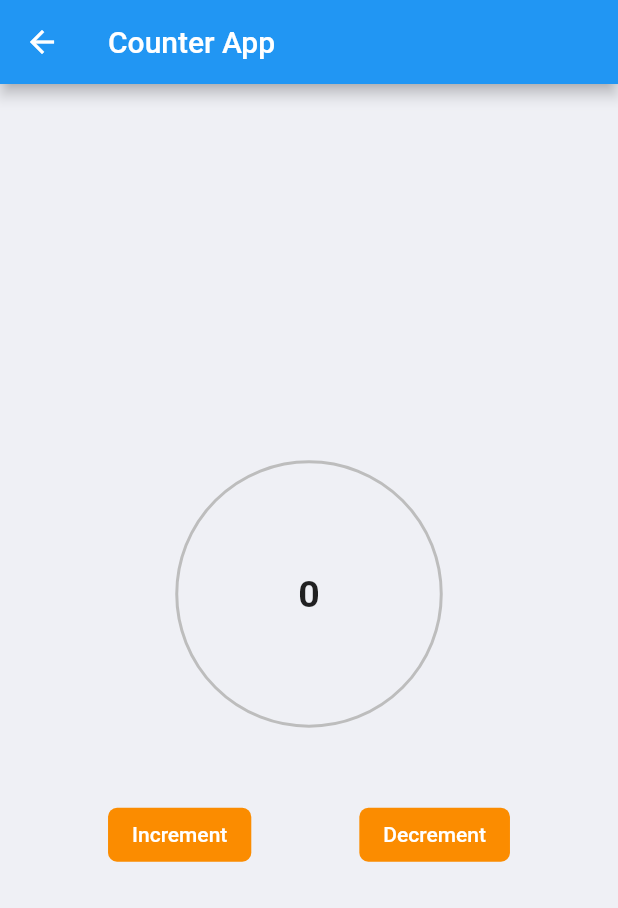
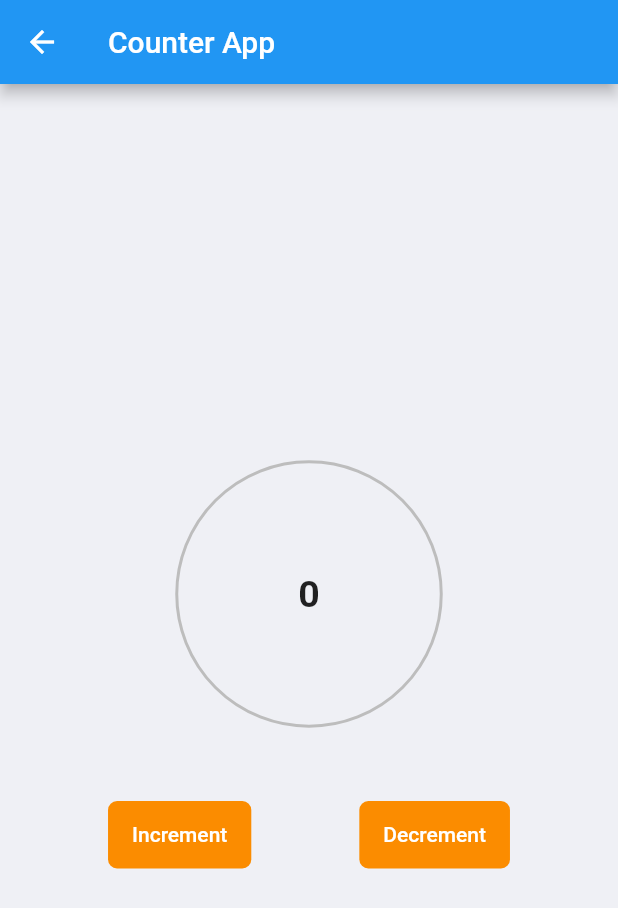
Before and after one commit to Aashish-Dahal/Getx_Demo, a Flutter app: the screen it shows after launch, after a tap on "Counter App", on a phone screen of 412 x 824 dp. Shown: the top 908 px of the screen. Run offline on Flutter 3.47's test engine with Material 2 defaults, Android fonts, the phone set to English and light mode, and no system bars; our stand-ins replace get.

Commit message:
fix: missing properties

```diff
--- a/lib/src/pages/home.dart
+++ b/lib/src/pages/home.dart
@@ -4,6 +4,7 @@ import 'package:flutter/material.dart'
         BuildContext,
         Column,
         EdgeInsets,
+        Padding,
         Scaffold,
         SingleChildScrollView,
         StatelessWidget,
@@ -30,15 +31,30 @@ class HomePage extends StatelessWidget {
             children: [
               ...List.generate(
                   homeData.length,
-                  (index) => CustomListTile(
-                        onTab: () {
-                          Get.toNamed(AppRoutes.CounterPage);
-                        },
-                        title: homeData[index].title,
-                        leading: homeData[index].icon,
+                  (index) => Padding(
+                        padding: const EdgeInsets.symmetric(vertical: 5),
+                        child: CustomListTile(
+                          onTab: () {
+                            switchScreen(index);
+                          },
+                          title: homeData[index].title,
+                          leading: homeData[index].icon,
+                        ),
                       ))
             ],
           ),
         ));
   }
+
+  switchScreen(int index) {
+    switch (index) {
+      case 0:
+        Get.toNamed(AppRoutes.CounterPage);
+        break;
+      case 1:
+        Get.toNamed(AppRoutes.TodoPage);
+        break;
+      default:
+    }
+  }
 }
--- a/lib/src/widgets/atoms/button.dart
+++ b/lib/src/widgets/atoms/button.dart
@@ -14,13 +14,17 @@ import 'package:flutter/material.dart'
 
 class Button extends StatelessWidget {
   final String label;
+  final double? minWidth;
   final VoidCallback onPressed;
-  const Button({Key? key, required this.label, required this.onPressed})
+  const Button(
+      {Key? key, required this.label, required this.onPressed, this.minWidth})
       : super(key: key);
 
   @override
   Widget build(BuildContext context) {
     return MaterialButton(
+      minWidth: minWidth,
+      height: 45,
       shape: RoundedRectangleBorder(borderRadius: BorderRadius.circular(6)),
       elevation: 0,
       color: Colors.orange.shade600,
--- a/lib/src/widgets/atoms/custom_tile.dart
+++ b/lib/src/widgets/atoms/custom_tile.dart
@@ -20,6 +20,7 @@ class CustomListTile extends StatelessWidget {
   final Widget? leading;
   final EdgeInsetsGeometry? contentPadding;
   final String? title;
+  final Widget? subTitle;
   final Color? tileColor;
   final double? minLeadingWidth;
   final Widget? trailing;
@@ -28,6 +29,7 @@ class CustomListTile extends StatelessWidget {
       required this.onTab,
       this.leading,
       this.title,
+      this.subTitle,
       this.contentPadding,
       this.minLeadingWidth,
       this.trailing,
@@ -43,6 +45,7 @@ class CustomListTile extends StatelessWidget {
       onTap: onTab,
       minLeadingWidth: minLeadingWidth ?? 15.0,
       leading: leading,
+      subtitle: subTitle,
       title: Text(
         title ?? '',
       ),
```
